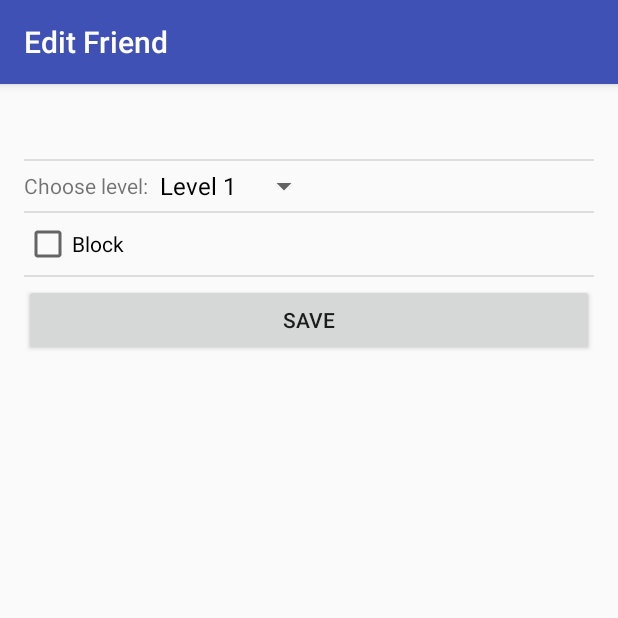
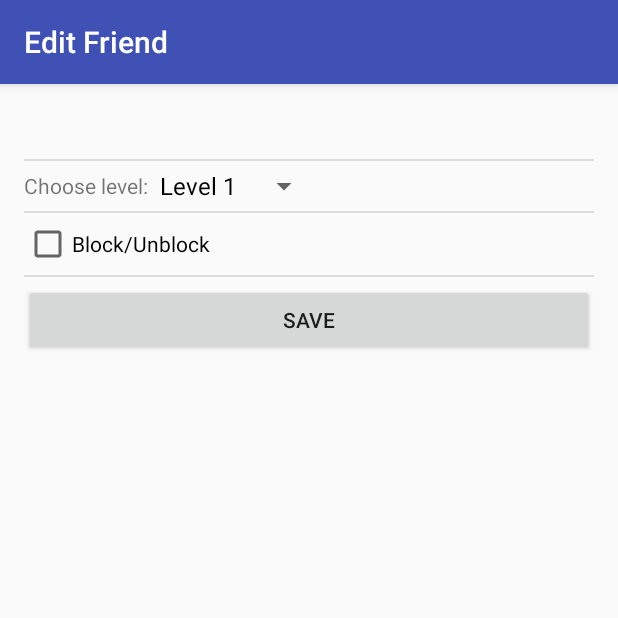
Before and after one commit to Kurtzz/Alarm, an Android app: the EditFriendActivity screen opened directly, with no data from a screen before it, on a phone screen of 412 x 824 dp, the top half of it. Run offline under Robolectric (Android 15) with nearby library versions, the phone set to English and light mode, and no system bars; 4 statements that could not run were skipped.

Commit message:
Change string resource from "Block" to "Block/Unblock"

```diff
--- a/app/src/main/res/values/strings.xml
+++ b/app/src/main/res/values/strings.xml
@@ -73,7 +73,7 @@
     <string name="send_alarm">Send alarm</string>
     <string name="edit">Edit</string>
     <string name="delete">Delete</string>
-    <string name="block">Block</string>
+    <string name="block">Block/Unblock</string>
     <string name="save">Save</string>
     <string name="chooseLevel">Choose level:</string>
     <string name="type_message_hint">Type Message</string>
```
